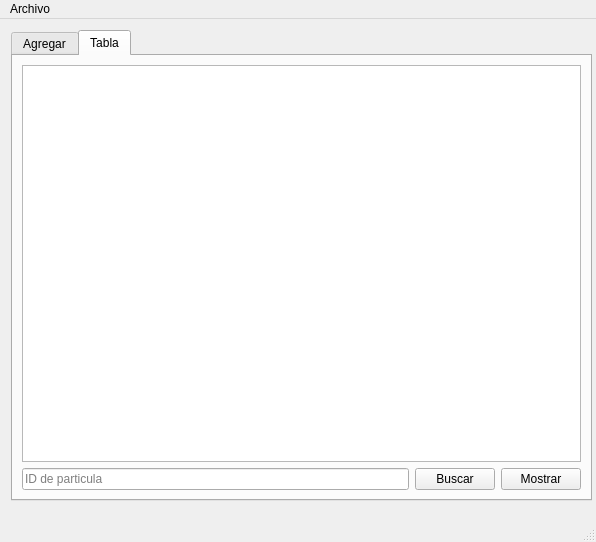
This is mainwindow.ui in carlospm-798/actividad-11 as Qt 5 draws it before an edit. The edited form follows.
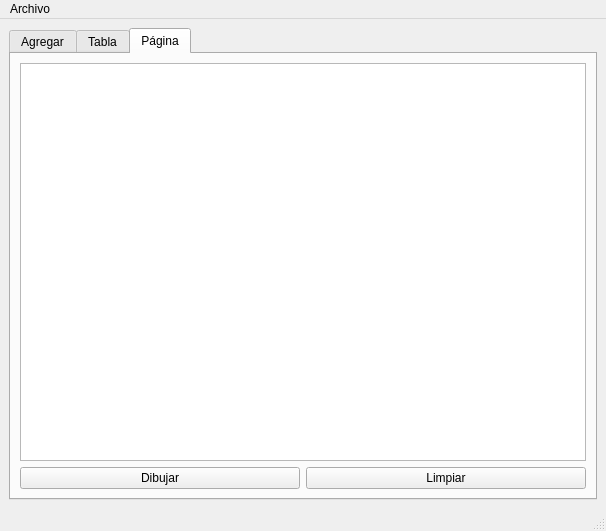
This is the edited form.

Commit message: Actualicé el archivo .ui que es la interfaz gráfica

```diff
--- a/mainwindow.ui
+++ b/mainwindow.ui
@@ -6,25 +6,19 @@
    <rect>
     <x>0</x>
     <y>0</y>
-    <width>596</width>
-    <height>542</height>
+    <width>606</width>
+    <height>531</height>
    </rect>
   </property>
   <property name="windowTitle">
    <string>MainWindow</string>
   </property>
   <widget class="QWidget" name="centralwidget">
+   <layout class="QGridLayout" name="gridLayout_3">
+    <item row="0" column="0">
    <widget class="QTabWidget" name="tabWidget">
-    <property name="geometry">
-     <rect>
-      <x>11</x>
-      <y>11</y>
-      <width>581</width>
-      <height>471</height>
-     </rect>
-    </property>
     <property name="currentIndex">
-     <number>1</number>
+       <number>2</number>
     </property>
     <widget class="QWidget" name="tab">
      <attribute name="title">
@@ -196,16 +190,45 @@
         </property>
        </widget>
       </item>
-     </layout>
-    </widget>
-   </widget>
+        <item row="0" column="0" colspan="3">
+         <widget class="QTableWidget" name="tabla"/>
+        </item>
+       </layout>
+      </widget>
+      <widget class="QWidget" name="tab_3">
+       <attribute name="title">
+        <string>Página</string>
+       </attribute>
+       <layout class="QGridLayout" name="gridLayout_4">
+        <item row="0" column="0" colspan="2">
+         <widget class="QGraphicsView" name="graphicsView"/>
+        </item>
+        <item row="1" column="0">
+         <widget class="QPushButton" name="dibujar">
+          <property name="text">
+           <string>Dibujar</string>
+          </property>
+         </widget>
+        </item>
+        <item row="1" column="1">
+         <widget class="QPushButton" name="limpiar">
+          <property name="text">
+           <string>Limpiar</string>
+          </property>
+         </widget>
+        </item>
+       </layout>
+      </widget>
+     </widget>
+    </item>
+   </layout>
   </widget>
   <widget class="QMenuBar" name="menubar">
    <property name="geometry">
     <rect>
      <x>0</x>
      <y>0</y>
-     <width>596</width>
+     <width>606</width>
      <height>26</height>
     </rect>
    </property>
```
Left out of the diff: 17 changed lines with no effect on the pictures. Lines whose indentation alone changed are shown as unchanged.
